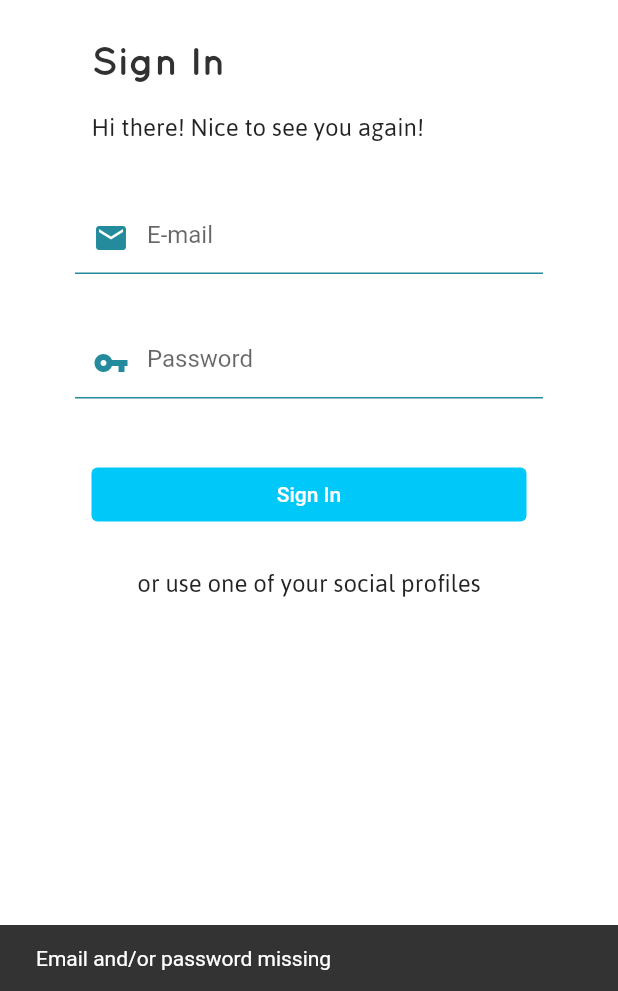
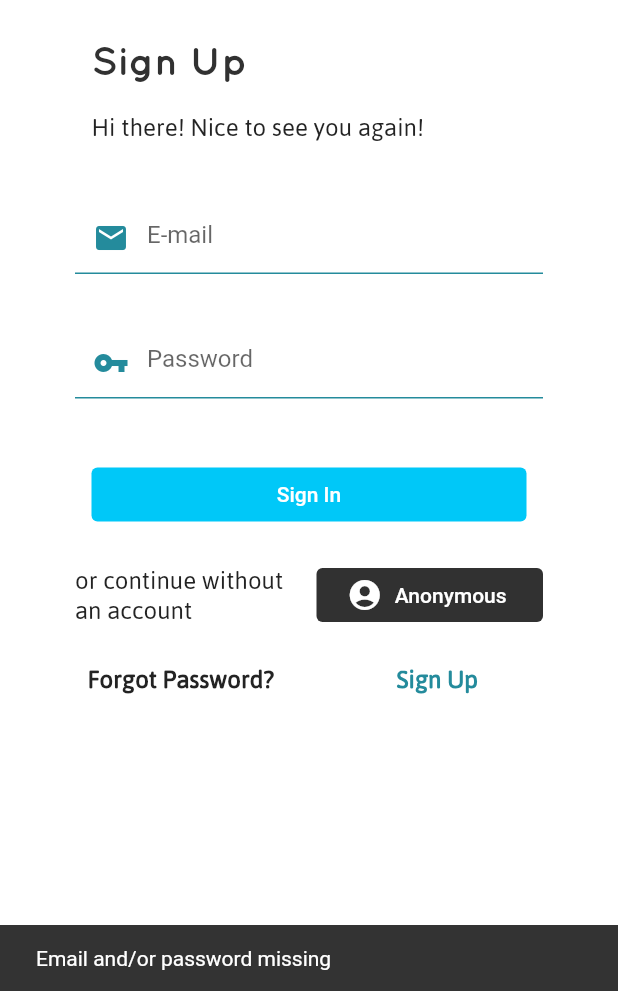
Before and after one commit to Luigi-S/FeedYou_flutter, a Flutter app: the screen it shows after launch, after a tap on "Sign In", on a phone screen of 412 x 824 dp, the part 245-1236 px from its top. Run offline on Flutter 3.47's test engine with Material 2 defaults, Android fonts, the phone set to English and light mode, and no system bars; our stand-ins replace firebase_auth, firebase_core, shared_preferences, webview_flutter; missing offline and left inert: favicon, webfeed; accounts and stored records are empty.

Commit message:
login facto

```diff
--- a/lib/LogIn.dart
+++ b/lib/LogIn.dart
@@ -1,7 +1,8 @@
 import 'package:feed_you_flutter/NewsList.dart';
+import 'package:feed_you_flutter/PasswordRecovery.dart';
+import 'package:feed_you_flutter/SignUp.dart';
 import 'package:flutter/material.dart';
 import 'package:firebase_auth/firebase_auth.dart';
-import 'package:flutter/gestures.dart';
 
 class LogIn extends StatefulWidget {
 
@@ -46,7 +47,7 @@ class _LogInState extends State<LogIn> {
             const SizedBox(
               width: 290,
               child: Text(
-              "Sign In",
+              "Sign Up",
               textAlign: TextAlign.left,
               style: TextStyle(
                   fontFamily: 'Quicksand',
@@ -115,7 +116,6 @@ class _LogInState extends State<LogIn> {
 
             const SizedBox(height: 40),
 
-
             SizedBox(
               width: 290,
 
@@ -131,22 +131,83 @@ class _LogInState extends State<LogIn> {
               ),
             ),
 
-            const SizedBox(height: 25),
+            const SizedBox(height: 15),
 
-            const Text(
-              "or use one of your social profiles",
-              style: TextStyle(
-                  fontFamily: 'Asap',
-                  fontSize: 16,
-                  color: Color(0xFF232323)
+            ListTile(
+              contentPadding: EdgeInsets.symmetric(horizontal: 50),
+              title: Row(
+                crossAxisAlignment: CrossAxisAlignment.center,
+                children: <Widget>[
+
+                  const Expanded(
+                      child: Text(
+                          "or continue without an account",
+                          style: TextStyle(
+                              fontFamily: 'Asap',
+                              fontSize: 16,
+                              color: Color(0xFF232323)
+                          ),
+                        ),
+                  ),
+
+                  const SizedBox(width: 10),
+
+                  Expanded(
+                      child: ElevatedButton.icon(
+                        label: const Text("Anonymous"),
+                        icon: const Icon(Icons.account_circle),
+                        style: ElevatedButton.styleFrom(
+                          onPrimary: Colors.white,
+                          primary: Color(0xFF313131),
+                        ).copyWith(elevation: ButtonStyleButton.allOrNull(0.0)),
+                        onPressed: () => {_anonymousSignIn(context)},
+                  )),
+                ],
               ),
             ),
 
-          ]
+            ListTile(
+              contentPadding: EdgeInsets.symmetric(horizontal: 35),
+              title: Row(
+                crossAxisAlignment: CrossAxisAlignment.center,
+                children: <Widget>[
+                  Expanded(
+                      child: TextButton(
+                        child: const Text(
+                            "Forgot Password?",
+                            style: TextStyle(
+                            fontFamily: 'Asap',
+                            fontWeight: FontWeight.bold,
+                            fontSize: 16,
+                            color: Color(0xFF232323)
+                          ),
+                        ),
+                      onPressed: () => {_passwordRecover(context)},
+
+                    )),
+
+
+                  Expanded(
+                      child: TextButton(
+                        child: const Text(
+                          "Sign Up",
+                          style: TextStyle(
+                              fontFamily: 'Asap',
+                              fontWeight: FontWeight.bold,
+                              fontSize: 16,
+                              color: Color(0xFF248b9c)
+                          ),
+                        ),
+                        onPressed: () => {_signUp(context)},
+
+                      )),
+
+              ],
+
           ),
         )
-      )
-    );
+      ])
+    )));
   }
 
 
@@ -179,30 +240,71 @@ class _LogInState extends State<LogIn> {
 
         signInSnack = SnackBar(content: Text('Login Successful'));
         ScaffoldMessenger.of(context).showSnackBar(signInSnack);
+
         Navigator.push(
             context,
             MaterialPageRoute(builder: (context) => const NewsList()));
 
       } on FirebaseAuthException catch (e) {
+        switch(e.code) {
 
-        if (e.code == 'user-not-found') {
-          signInSnack = SnackBar(content: Text('No user found for that email'));
-          ScaffoldMessenger.of(context).showSnackBar(signInSnack);
+          case 'user-not-found':
+            signInSnack = SnackBar(content: Text('No user found for that email'));
+            ScaffoldMessenger.of(context).showSnackBar(signInSnack);
+            break;
 
-        } else if (e.code == 'wrong-password') {
-          signInSnack =
-              SnackBar(content: Text('Wrong password provided for that user'));
-          ScaffoldMessenger.of(context).showSnackBar(signInSnack);
+          case 'wrong-password':
+            signInSnack = SnackBar(content: Text('Wrong password provided for that user'));
+            ScaffoldMessenger.of(context).showSnackBar(signInSnack);
+            break;
 
-        } else {
-          signInSnack =
-              SnackBar(content: Text('Someting went wrong, please try again'));
-          ScaffoldMessenger.of(context).showSnackBar(signInSnack);
+          default:
+            signInSnack = SnackBar(content: Text('Someting went wrong, please try again'));
+            ScaffoldMessenger.of(context).showSnackBar(signInSnack);
+            break;
         }
       }
     }
   }
 
+  void _passwordRecover(BuildContext context) {
+    Navigator.push(
+        context,
+        MaterialPageRoute(builder: (context) => PasswordRecovery()));
+  }
+
+  void _signUp(BuildContext context) {
+    Navigator.push(
+        context,
+        MaterialPageRoute(builder: (context) => SignUp()));
+  }
+
+  Future _anonymousSignIn(BuildContext context) async {
+    var signInSnack;
+
+    try {
+
+      await FirebaseAuth.instance.signInAnonymously();
+      signInSnack = SnackBar(content: Text('Login Successful'));
+      ScaffoldMessenger.of(context).showSnackBar(signInSnack);
+
+      Navigator.push(
+          context,
+          MaterialPageRoute(builder: (context) => const NewsList()));
+
+    } on FirebaseAuthException catch (e) {
+
+      switch (e.code) {
+
+        default:
+          signInSnack = SnackBar(content: Text('Someting went wrong, please try again'));
+          ScaffoldMessenger.of(context).showSnackBar(signInSnack);
+          break;
+      }
+    }
+
+
+  }
 
 
 }
--- a/pubspec.yaml
+++ b/pubspec.yaml
@@ -41,6 +41,7 @@ dependencies:
   favicon: ^1.0.15
   firebase_auth: ^3.6.3
   firebase_core: ^1.20.1
+  font_awesome_flutter: ^10.1.0
 
 dev_dependencies:
   flutter_test:
```
Also changed, not shown: lib/PasswordRecovery.dart (added, +198 -0 lines), lib/SignUp.dart (added, +269 -0 lines), pubspec.lock.
